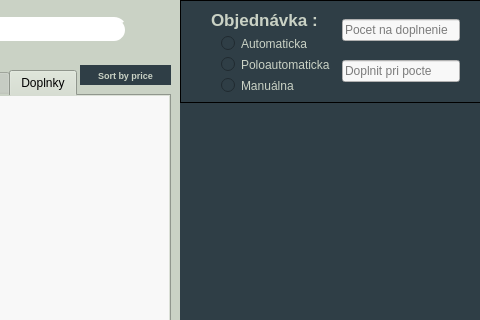
This is source/code/main.ui in tomas-magat/camels-eshop-infosystem as Qt 5 draws it before an edit; both pictures show x 320 to 800 and y 0 to 320 of the 800 by 450 pixel window. The edited form follows.
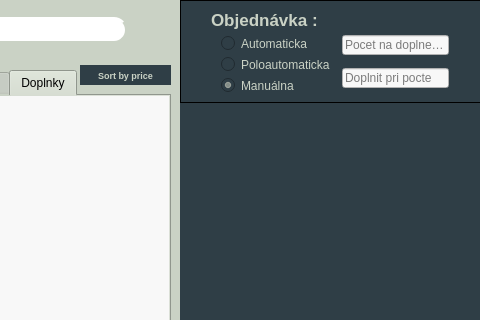
This is the edited form. The open tabs and pages were chosen to show the change. Icons and pictures are not drawn.

Commit message: hide input fields in manual mode - sklad

The edit to the form file:
```diff
--- a/source/code/main.ui
+++ b/source/code/main.ui
@@ -2882,6 +2882,9 @@
               <property name="text">
                <string>Manuálna</string>
               </property>
+              <property name="checked">
+               <bool>true</bool>
+              </property>
              </widget>
             </item>
            </layout>
@@ -2889,7 +2892,16 @@
           <item>
            <layout class="QVBoxLayout" name="verticalLayout_8">
             <item>
+             <widget class="QWidget" name="input_widget" native="true">
              <widget class="QLineEdit" name="HowManyToBuy">
+               <property name="geometry">
+                <rect>
+                 <x>0</x>
+                 <y>25</y>
+                 <width>107</width>
+                 <height>20</height>
+                </rect>
+               </property>
               <property name="styleSheet">
                <string notr="true">background-color: rgb(248, 248, 248);</string>
               </property>
@@ -2909,9 +2921,15 @@
                <string>Pocet na doplnenie</string>
               </property>
              </widget>
-            </item>
-            <item>
              <widget class="QLineEdit" name="CountWhenToBuy">
+               <property name="geometry">
+                <rect>
+                 <x>0</x>
+                 <y>58</y>
+                 <width>107</width>
+                 <height>20</height>
+                </rect>
+               </property>
               <property name="styleSheet">
                <string notr="true">background-color: rgb(248, 248, 248);</string>
               </property>
@@ -2930,6 +2948,7 @@
               <property name="placeholderText">
                <string>Doplnit pri pocte</string>
               </property>
+              </widget>
              </widget>
             </item>
            </layout>
```
Left out of the diff: 12 changed lines with no effect on the pictures. Lines whose indentation alone changed are shown as unchanged. The commit also changes 1 other file.
